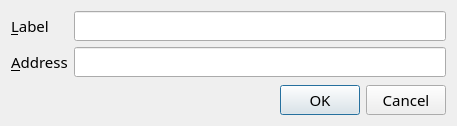
Qt form src/qt/forms/editaddressdialog.ui (Cminor-pools/PRUX-Wallet) before a commit.
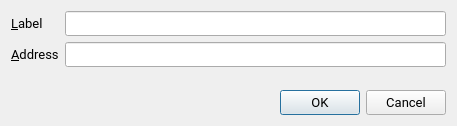
The same form after that commit. Custom widgets are drawn as their Qt base class.

The edit to the form file:
```diff
--- a/src/qt/forms/editaddressdialog.ui
+++ b/src/qt/forms/editaddressdialog.ui
@@ -12,8 +12,8 @@
   </property>
   <property name="font">
    <font>
-    <family>Roboto Lt</family>
-    <pointsize>11</pointsize>
+    <family>Roboto</family>
+    <pointsize>10</pointsize>
    </font>
   </property>
   <property name="windowTitle">
```
